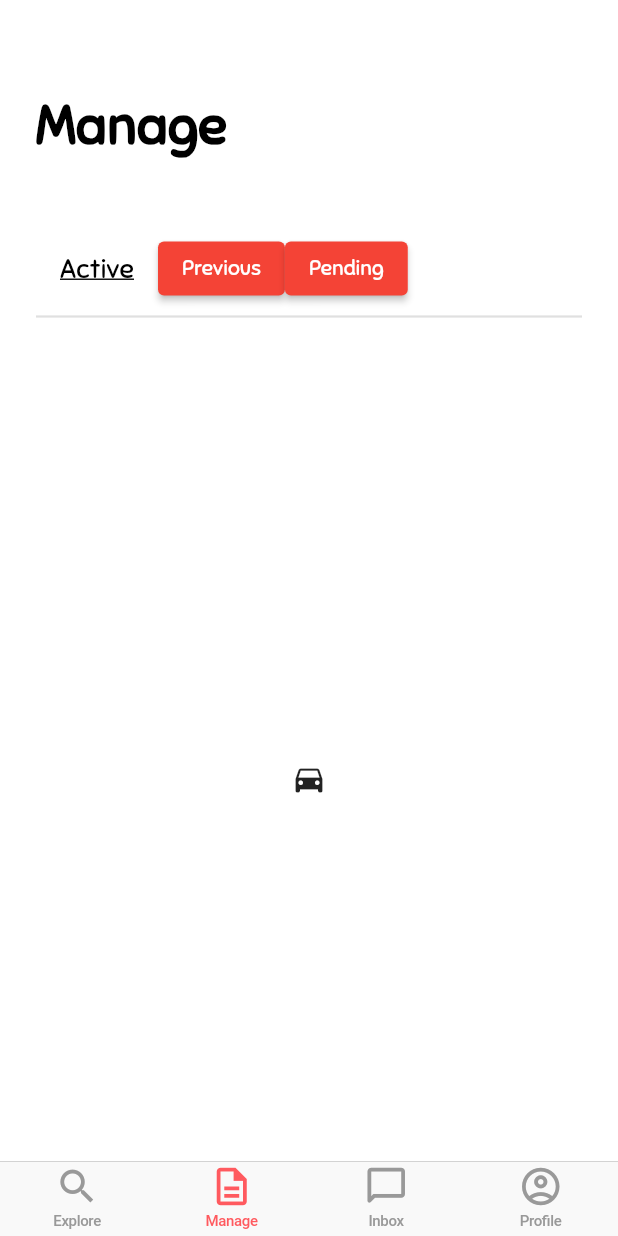
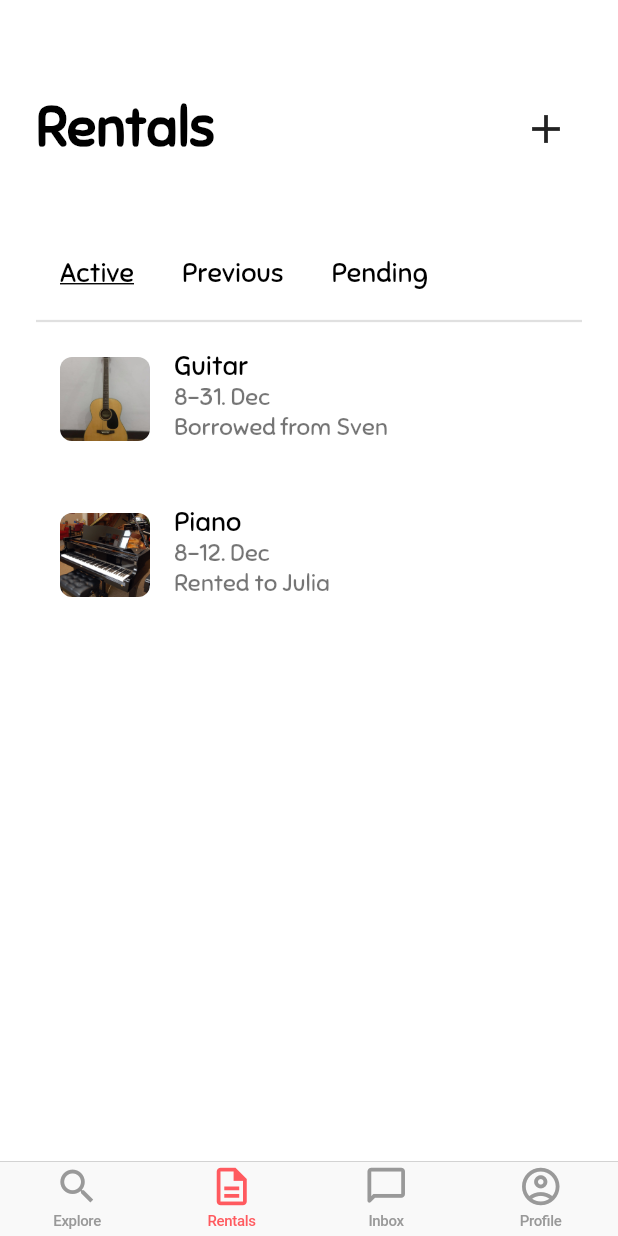
Before and after one commit to TjardL/iie_lending_platform, a Flutter app: the screen it shows after launch, item 2 of the bottom bar chosen, after a tap on "Active", on a phone screen of 412 x 824 dp. Run offline on Flutter 3.47's test engine with Material 2 defaults, Android fonts, the phone set to English and light mode, and no system bars; our stand-ins replace flutter_sticky_header.

```diff
--- a/lib/pages/explore_page.dart
+++ b/lib/pages/explore_page.dart
@@ -3,7 +3,9 @@ import 'package:flutter/material.dart';
 import 'package:flutter/rendering.dart';
 import 'package:flutter/services.dart';
 import 'package:flutter_sticky_header/flutter_sticky_header.dart';
+import 'package:iieproject/pages/inbox_page.dart';
 import 'package:iieproject/pages/manage_page.dart';
+import 'package:iieproject/pages/product_detail_page.dart';
 import 'package:iieproject/styles.dart';
 
 class ExplorePage extends StatefulWidget {
@@ -14,17 +16,14 @@ class ExplorePage extends StatefulWidget {
 }
 
 class _ExplorePageState extends State<ExplorePage> {
-
   late PageController controller;
   int getPageIndex = 0;
 
   @override
   void initState() {
-
     controller = PageController();
 
     super.initState();
-
   }
 
   @override
@@ -32,16 +31,10 @@ class _ExplorePageState extends State<ExplorePage> {
     return Scaffold(
       extendBodyBehindAppBar: true,
       backgroundColor: Theme.of(context).backgroundColor,
-      appBar:getPageIndex==0? _buildAppBar():null,
+      appBar: getPageIndex == 0 ? _buildAppBar() : null,
       body: PageView(
         controller: controller,
-                children: <Widget>[
-                  _buildBody(),
-                  ManagePage(),
-
-
-                  //PatientFMSPage(),
-                ],
+        children: <Widget>[_buildBody(), ManagePage(), InboxPage()],
         onPageChanged: _whenPageChanges,
       ),
       bottomNavigationBar: _buildBottomNavigationBar(),
@@ -49,7 +42,6 @@ class _ExplorePageState extends State<ExplorePage> {
   }
 
   _buildBottomNavigationBar() {
-
     return CupertinoTabBar(
       //type: BottomNavigationBarType.fixed,
       currentIndex: getPageIndex, // this will be set when a new tab is tapped
@@ -65,11 +57,12 @@ class _ExplorePageState extends State<ExplorePage> {
           //   //AssetImage(getPageIndex==1?"images/exercise_icon_blue.png":"images/exercise_icon.png"),
           //   height: 22,
           // ),
-          label: 'Manage',
+          label: 'Rentals',
         ),
         BottomNavigationBarItem(
             icon: new Icon(Icons.chat_bubble_outline_rounded), label: 'Inbox'),
-        BottomNavigationBarItem(icon: new Icon(Icons.account_circle_outlined),label: 'Profile'),
+        BottomNavigationBarItem(
+            icon: new Icon(Icons.account_circle_outlined), label: 'Profile'),
       ],
       onTap: _onTapChangePage,
       activeColor: Theme.of(context).primaryColor,
@@ -81,12 +74,12 @@ class _ExplorePageState extends State<ExplorePage> {
     // controller.animateToPage(pageIndex,
     //     duration: Duration(milliseconds: 400), curve: Curves.easeIn);
   }
+
   _whenPageChanges(int pageIndex) {
     setState(() {
       this.getPageIndex = pageIndex;
     });
   }
-
 
   _buildBody() {
     return ListView(
@@ -225,7 +218,16 @@ class _ExplorePageState extends State<ExplorePage> {
       scrollDirection: Axis.horizontal,
       shrinkWrap: true,
       children: [
-        Container(
+        GestureDetector(
+          onTap: () => Navigator.push(
+            context,
+            MaterialPageRoute(
+                builder: (context) => ProductDetailPage(images: [
+                      "lib/assets/guitar.jpeg",
+                      "lib/assets/guitar.jpeg"
+                    ])),
+          ),
+          child: Container(
             width: 200,
             child: Card(
               color: Theme.of(context).primaryColor,
@@ -263,13 +265,15 @@ class _ExplorePageState extends State<ExplorePage> {
                           padding: const EdgeInsets.all(8.0),
                           child: Text(
                             "20 kilometres away",
-                          style: TextStyles.body.copyWith(color: Colors.white),
+                            style:
+                                TextStyles.body.copyWith(color: Colors.white),
                           ),
                         )
                       ],
                     ),
                   )
                 ],
+              ),
             ),
           ),
         ),
--- /dev/null
+++ b/lib/pages/inbox_page.dart
@@ -0,0 +1,134 @@
+import 'package:flutter/material.dart';
+import 'package:iieproject/widgets/message_item.dart';
+
+import '../styles.dart';
+
+class InboxPage extends StatefulWidget {
+  const InboxPage({ Key? key }) : super(key: key);
+
+  @override
+  _InboxPageState createState() => _InboxPageState();
+}
+
+class _InboxPageState extends State<InboxPage> {
+ late PageController controller;
+  int getPageIndex = 0;
+
+  @override
+  void initState() {
+    controller = PageController();
+
+    super.initState();
+  }
+
+  @override
+  Widget build(BuildContext context) {
+    return ListView(
+      shrinkWrap: true,
+      padding: EdgeInsets.only(left: 24, top: 62, right: 24),
+      children: [
+        Row(mainAxisAlignment: MainAxisAlignment.spaceBetween,
+          children: [
+            Text(
+              "Inbox",
+              style: TextStyles.h1,
+            ),//IconButton(onPressed: (){}, icon: Icon(Icons.add),iconSize: 32,)
+          ],
+        ),
+        SizedBox(height: 48),
+        _buildPageView(),
+        Divider(
+          thickness: 1.5,
+        ),
+        Container(
+          height: 600,
+          child: PageView(
+            controller: controller,
+            children: <Widget>[
+              _buildMessages(),
+
+              _buildNotifications(),
+
+
+              //PatientFMSPage(),
+            ],
+            onPageChanged: _whenPageChanges,
+          ),
+        ),
+      ],
+    );
+  }
+
+  _buildPageView() {
+    return Row(
+      children: [
+        ElevatedButton(
+            style: ButtonStyle(
+                elevation: MaterialStateProperty.all(0),
+                backgroundColor: MaterialStateProperty.all(Colors.transparent)),
+            onPressed: () {
+              _onTapChangePage(0);
+            },
+            child: Text(
+              "Messages",
+              style: TextStyles.h4.copyWith(
+                decoration: getPageIndex == 0 ? TextDecoration.underline : null,
+              ),
+            )),
+        ElevatedButton(
+            style: ButtonStyle(
+                elevation: MaterialStateProperty.all(0),
+                backgroundColor: MaterialStateProperty.all(Colors.transparent)),
+            onPressed: () {
+              _onTapChangePage(1);
+            },
+            child: Text(
+              "Notifications",
+              style: TextStyles.h4.copyWith(
+                decoration: getPageIndex == 1 ? TextDecoration.underline : null,
+              ),
+            )),
+
+      ],
+    );
+  }
+
+  _buildMessages() {
+    return ListView(
+      shrinkWrap: true,
+      children: [
+        MessageItem(
+            imageURL: 'lib/assets/sven.jpg',
+            name: 'Sven',
+            date: '8-31. Dec 2021',
+            status: "Active Rental",
+            message: "If you are interested in buying the instrument if you like it, that is very possible.", offering: 'Guitar',),
+        SizedBox(height: 16),
+        MessageItem(
+            imageURL: 'lib/assets/Frank.jpg',
+            name: 'Frank',
+            date: '8-12. Dec 2021',
+            status: "Previous Rental",
+            message: 'Thank you again for the seamless process, let me know whenever you need it again.', offering: 'Piano',)
+      ],
+    );
+  }
+  _buildNotifications() {
+    return Center(child: Text("You're all caught up",style: TextStyles.h4,),);
+  }
+
+
+
+
+  _onTapChangePage(int pageIndex) {
+    //controller.jumpToPage(pageIndex);
+    controller.animateToPage(pageIndex,
+        duration: Duration(milliseconds: 300), curve: Curves.easeIn);
+  }
+
+  _whenPageChanges(int pageIndex) {
+    setState(() {
+      this.getPageIndex = pageIndex;
+    });
+  }
+}
--- a/lib/pages/manage_page.dart
+++ b/lib/pages/manage_page.dart
@@ -1,5 +1,6 @@
 import 'package:flutter/material.dart';
 import 'package:iieproject/styles.dart';
+import 'package:iieproject/widgets/listing_item.dart';
 
 class ManagePage extends StatefulWidget {
   const ManagePage({Key? key}) : super(key: key);
@@ -25,52 +26,28 @@ class _ManagePageState extends State<ManagePage> {
       shrinkWrap: true,
       padding: EdgeInsets.only(left: 24, top: 62, right: 24),
       children: [
-        Text(
-          "Manage",
-          style: TextStyles.h1,
+        Row(mainAxisAlignment: MainAxisAlignment.spaceBetween,
+          children: [
+            Text(
+              "Rentals",
+              style: TextStyles.h1,
+            ),IconButton(onPressed: (){}, icon: Icon(Icons.add),iconSize: 32,)
+          ],
         ),
         SizedBox(height: 48),
-        Row(
-          children: [
-            ElevatedButton(
-                style: ButtonStyle(
-                    elevation: MaterialStateProperty.all(0),
-                    backgroundColor:
-                        MaterialStateProperty.all(Colors.transparent)),
-                onPressed: () {
-                  _onTapChangePage(0);
-                },
-                child: Text("Active",style: TextStyles.h4.copyWith(decoration:getPageIndex==0? TextDecoration.underline:null,),)),
-            ElevatedButton(
-                onPressed: () {
-                  _onTapChangePage(1);
-                },
-                child: Text("Previous")),
-            ElevatedButton(
-                onPressed: () {
-                  _onTapChangePage(2);
-                },
-                child: Text("Pending")),
-          ],
+        _buildPageView(),
+        Divider(
+          thickness: 1.5,
         ),
-        Divider(thickness: 1.5,),
-        //  const TabBarView(
-        //     children: [
-        //       Icon(Icons.directions_car),
-        //       Icon(Icons.directions_transit),
-        //       Icon(Icons.directions_bike),
-        //     ],),
         Container(
           height: 600,
           child: PageView(
             controller: controller,
             children: <Widget>[
-              Icon(Icons.directions_car),
-              Icon(Icons.directions_transit),
-              Icon(Icons.directions_bike),
-              //_buildActive(),
-              // _buildPast(),
-              // _buildPending(),
+              _buildActive(),
+
+              _buildPrevious(),
+              _buildPending(),
 
               //PatientFMSPage(),
             ],
@@ -81,10 +58,132 @@ class _ManagePageState extends State<ManagePage> {
     );
   }
 
+  _buildPageView() {
+    return Row(
+      children: [
+        ElevatedButton(
+            style: ButtonStyle(
+                elevation: MaterialStateProperty.all(0),
+                backgroundColor: MaterialStateProperty.all(Colors.transparent)),
+            onPressed: () {
+              _onTapChangePage(0);
+            },
+            child: Text(
+              "Active",
+              style: TextStyles.h4.copyWith(
+                decoration: getPageIndex == 0 ? TextDecoration.underline : null,
+              ),
+            )),
+        ElevatedButton(
+            style: ButtonStyle(
+                elevation: MaterialStateProperty.all(0),
+                backgroundColor: MaterialStateProperty.all(Colors.transparent)),
+            onPressed: () {
+              _onTapChangePage(1);
+            },
+            child: Text(
+              "Previous",
+              style: TextStyles.h4.copyWith(
+                decoration: getPageIndex == 1 ? TextDecoration.underline : null,
+              ),
+            )),
+        ElevatedButton(
+          style: ButtonStyle(
+              elevation: MaterialStateProperty.all(0),
+              backgroundColor: MaterialStateProperty.all(Colors.transparent)),
+          onPressed: () {
+            _onTapChangePage(2);
+          },
+          child: Text(
+            "Pending",
+            style: TextStyles.h4.copyWith(
+              decoration: getPageIndex == 2 ? TextDecoration.underline : null,
+            ),
+          ),
+        ),
+      ],
+    );
+  }
+
+  _buildActive() {
+    return ListView(
+      shrinkWrap: true,
+      children: [
+        ListingItem(
+            imageURL: 'lib/assets/guitar.jpeg',
+            title: 'Guitar',
+            date: '8-31. Dec',
+            lending: false,
+            username: "Sven"),
+        SizedBox(height: 16),
+        ListingItem(
+            imageURL: 'lib/assets/piano.png',
+            title: 'Piano',
+            date: '8-12. Dec',
+            lending: true,
+            username: 'Julia')
+      ],
+    );
+  }
+
+  _buildPrevious() {
+    return ListView(
+      shrinkWrap: true,
+      children: [
+        ListingItem(
+            imageURL: 'lib/assets/violin.jpeg',
+            title: 'Violin',
+            date: '8-20. Nov',
+            lending: false,
+            username: "Hans"),
+        SizedBox(height: 16),
+        ListingItem(
+            imageURL: 'lib/assets/piano.png',
+            title: 'Piano',
+            date: '1-12. Nov',
+            lending: true,
+            username: 'Julia'),
+        SizedBox(height: 16),
+        ListingItem(
+            imageURL: 'lib/assets/guitar.jpeg',
+            title: 'Guitar',
+            date: '1-12. Oct',
+            lending: true,
+            username: 'Julia'),
+        SizedBox(height: 16),
+        ListingItem(
+            imageURL: 'lib/assets/piano.png',
+            title: 'Piano',
+            date: '1-12. Nov',
+            lending: true,
+            username: 'Julia'),
+        SizedBox(height: 16),
+        ListingItem(
+            imageURL: 'lib/assets/guitar.jpeg',
+            title: 'Guitar',
+            date: '1-12. Oct',
+            lending: true,
+            username: 'Julia')
+      ],
+    );
+  }
+
+  _buildPending() {
+    return ListView(
+      shrinkWrap: true,
+      children: [
+        Text(
+          "No offers are pending.",
+          style: TextStyles.body,
+        )
+      ],
+    );
+  }
+
   _onTapChangePage(int pageIndex) {
-    controller.jumpToPage(pageIndex);
-    // controller.animateToPage(pageIndex,
-    //     duration: Duration(milliseconds: 400), curve: Curves.easeIn);
+    //controller.jumpToPage(pageIndex);
+    controller.animateToPage(pageIndex,
+        duration: Duration(milliseconds: 300), curve: Curves.easeIn);
   }
 
   _whenPageChanges(int pageIndex) {
--- /dev/null
+++ b/lib/pages/product_detail_page.dart
@@ -0,0 +1,96 @@
+import 'package:flutter/material.dart';
+
+class ProductDetailPage extends StatefulWidget {
+  const ProductDetailPage({ Key? key, required this.images }) : super(key: key);
+final List<String> images;
+  @override
+  _ProductDetailPageState createState() => _ProductDetailPageState();
+}
+
+class _ProductDetailPageState extends State<ProductDetailPage> with TickerProviderStateMixin{
+  @override
+  Widget build(BuildContext context) {
+    return ListView(children: [
+      _buildImageCarousel(),
+      // _buildDescription(),
+      // _buildBottomBar()
+    ],
+
+    );
+  }
+
+  _buildImageCarousel(){
+     TabController imagesController =
+        TabController(length: widget.images.length, vsync: this);
+
+    return Padding(
+      padding: const EdgeInsets.all(16.0),
+      child: Container(
+        height: 350.0,
+        child: Center(
+          child: DefaultTabController(
+            length: widget.images.length,
+            child: Stack(
+              children: <Widget>[
+                TabBarView(
+                  controller: imagesController,
+                  children: widget.images.map(
+                    (image) {
+                      return
+                        Image.asset(image);
+
+                    },
+                  ).toList(),
+                ),
+                // Align(
+                //   alignment: Alignment.bottomLeft,
+                //   child: FloatingActionButton(
+                //     elevation: 0,
+                //     backgroundColor: Colors.white.withAlpha(0),
+                //     //foregroundColor: Theme.of(context).accentColor,
+                //     child: Image.asset("images/bee.png",height: 32,),
+                //     onPressed: () {
+                //       Navigator.push(
+                //           context,
+                //           MaterialPageRoute(
+                //             builder: (context) => ZoomedImage(
+                //                 photos: widget.product
+                //                     .images[imagesController.index].imageURL),
+                //           ));
+                //     },
+                //   ),
+                // ),
+                // Align(
+                //   alignment: Alignment.bottomRight,
+                //   child: FloatingActionButton(
+                //     elevation: 0,
+                //     backgroundColor: Colors.white.withAlpha(0),
+                //     //foregroundColor: Theme.of(context).accentColor,
+                //     child: Icon(Icons.zoom_in),
+                //     onPressed: () {
+                //       Navigator.push(
+                //           context,
+                //           MaterialPageRoute(
+                //             builder: (context) => ZoomedImage(
+                //                 photos: widget.product
+                //                     .images[imagesController.index].imageURL),
+                //           ));
+                //     },
+                //   ),
+                // ),
+                Container(
+                  alignment: FractionalOffset(0.5, 0.95),
+                  child: TabPageSelector(
+                    controller: imagesController,
+                    selectedColor: Colors.grey,
+                    color: Colors.white,
+                  ),
+                )
+              ],
+            ),
+          ),
+        ),
+      ),
+    );
+  }
+}
--- a/lib/styles.dart
+++ b/lib/styles.dart
@@ -2,9 +2,9 @@ import 'package:flutter/material.dart';
 
 class TextStyles{
 static TextStyle h2 = TextStyle(fontSize: 26,color: Colors.black,fontWeight: FontWeight.w500);
-static TextStyle h3 = TextStyle(fontSize: 22,color: Colors.black);
-static TextStyle h4 = TextStyle(fontSize: 18,color: Colors.black);
+static TextStyle h3 = TextStyle(fontSize: 22,color: Colors.black,fontWeight: FontWeight.w500);
+static TextStyle h4 = TextStyle(fontSize: 18,color: Colors.black,fontWeight: FontWeight.w500);
 static TextStyle h1 = TextStyle(fontSize: 36,color: Colors.black,fontWeight: FontWeight.w600);
-static TextStyle body = TextStyle(fontSize: 18,color: Colors.black54);
-static TextStyle link = TextStyle(fontSize: 18,color: Colors.black87,decoration: TextDecoration.underline,);
+static TextStyle body = TextStyle(fontSize: 16,color: Colors.black54);
+static TextStyle link = TextStyle(fontSize: 16,color: Colors.black87,decoration: TextDecoration.underline,);
 }
--- /dev/null
+++ b/lib/widgets/listing_item.dart
@@ -0,0 +1,52 @@
+import 'package:flutter/material.dart';
+
+import '../styles.dart';
+
+class ListingItem extends StatefulWidget {
+  const ListingItem(
+      {Key? key,
+      required this.imageURL,
+      required this.title,
+      required this.date,
+      required this.lending, required this.username})
+      : super(key: key);
+  final String imageURL;
+  final String title;
+  final String date;
+  final bool lending;
+  final String username;
+  @override
+  _ListingItemState createState() => _ListingItemState();
+}
+
+class _ListingItemState extends State<ListingItem> {
+  _ListingItemState();
+  @override
+  Widget build(BuildContext context) {
+    return ListTile(
+      leading: ClipRRect(
+          borderRadius: BorderRadius.circular(8),
+          child: Image.asset(
+            widget.imageURL,
+            width: 60,
+            height: 100,
+            fit: BoxFit.cover,
+          )),
+      title: Text(
+        widget.title,
+        style: TextStyles.h4,
+      ),
+      subtitle: Column(crossAxisAlignment: CrossAxisAlignment.start,children: [
+        Text(
+        widget.date,
+        style: TextStyles.body,
+      ),
+      Text(
+        widget.lending?"Rented to ${widget.username}":"Borrowed from ${widget.username}",
+        style: TextStyles.body,
+      )
+      ],),
+      isThreeLine: true,
+    );
+  }
+}
--- /dev/null
+++ b/lib/widgets/message_item.dart
@@ -0,0 +1,62 @@
+import 'package:flutter/material.dart';
+
+import '../styles.dart';
+
+class MessageItem extends StatefulWidget {
+  const MessageItem(
+      {Key? key,
+      required this.imageURL,
+      required this.name,
+      required this.date,
+      required this.status, required this.message, required this.offering})
+      : super(key: key);
+  final String imageURL;
+  final String name;
+  final String date;
+  final String status;
+  final String message;
+  final String offering;
+  @override
+  _MessageItemState createState() => _MessageItemState();
+}
+
+class _MessageItemState extends State<MessageItem> {
+  _MessageItemState();
+  @override
+  Widget build(BuildContext context) {
+    return ListTile(contentPadding: EdgeInsets.all(8),
+      leading: ClipRRect(
+          borderRadius: BorderRadius.circular(80),
+          child: Image.asset(
+            widget.imageURL,
+            width: 60,
+            height: 100,
+            fit: BoxFit.cover,
+          )),
+      title: Row(
+        children: [
+          Text(
+            widget.name,
+            style: TextStyles.h4,
+          ),
+          Text(
+            " • ${widget.offering}",
+            style: TextStyles.body,
+          ),
+        ],
+      ),
+      subtitle: Column(crossAxisAlignment: CrossAxisAlignment.start,children: [SizedBox(height:4),
+        Text(
+        widget.message,
+        style: TextStyles.body.copyWith(color:Colors.black),maxLines: 1,overflow: TextOverflow.ellipsis,
+      ),
+      SizedBox(height:4),
+      Text(
+        "${widget.status} • ${widget.date}",
+        style: TextStyles.body,
+      )
+      ],),
+      isThreeLine: true,
+    );
+  }
+}
--- a/pubspec.yaml
+++ b/pubspec.yaml
@@ -65,7 +65,7 @@ flutter:
   # example:
   fonts:
     - family: Sniglet
-    - fonts:
+      fonts:
       - asset: lib/assets/Sniglet-Regular.ttf
   #
   # For details regarding fonts from package dependencies,
```
Also changed, not shown: lib/assets/Frank.jpg (added), lib/assets/sven.jpg (added), 1 other file. Lines whose indentation alone changed are shown as unchanged.
